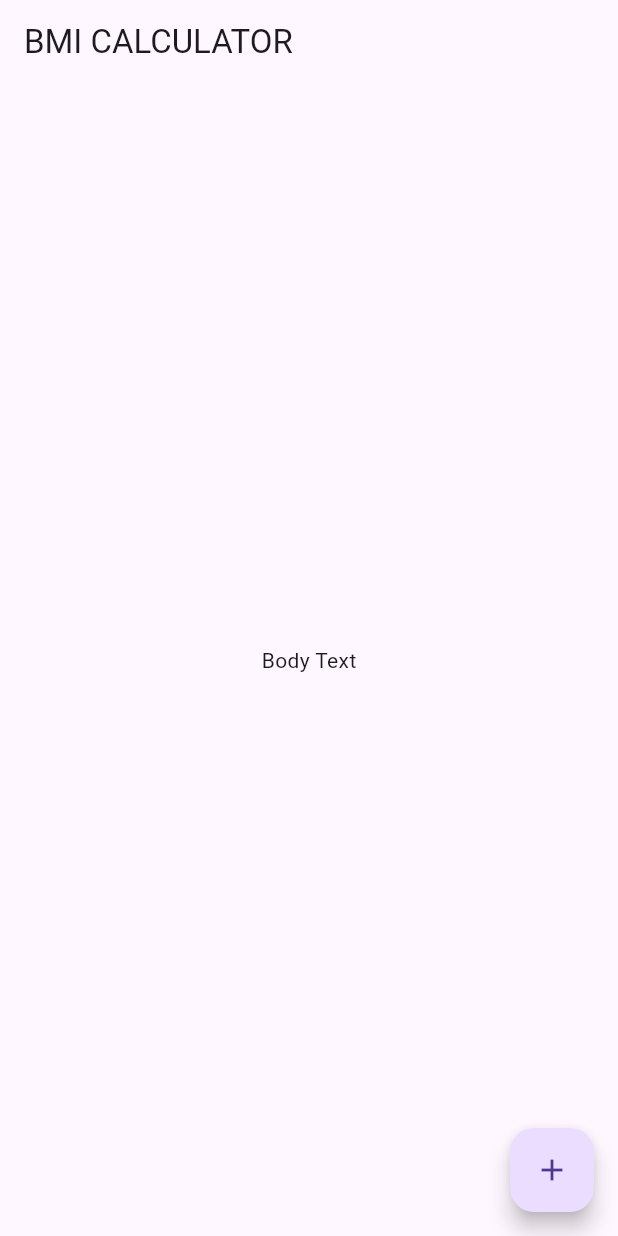
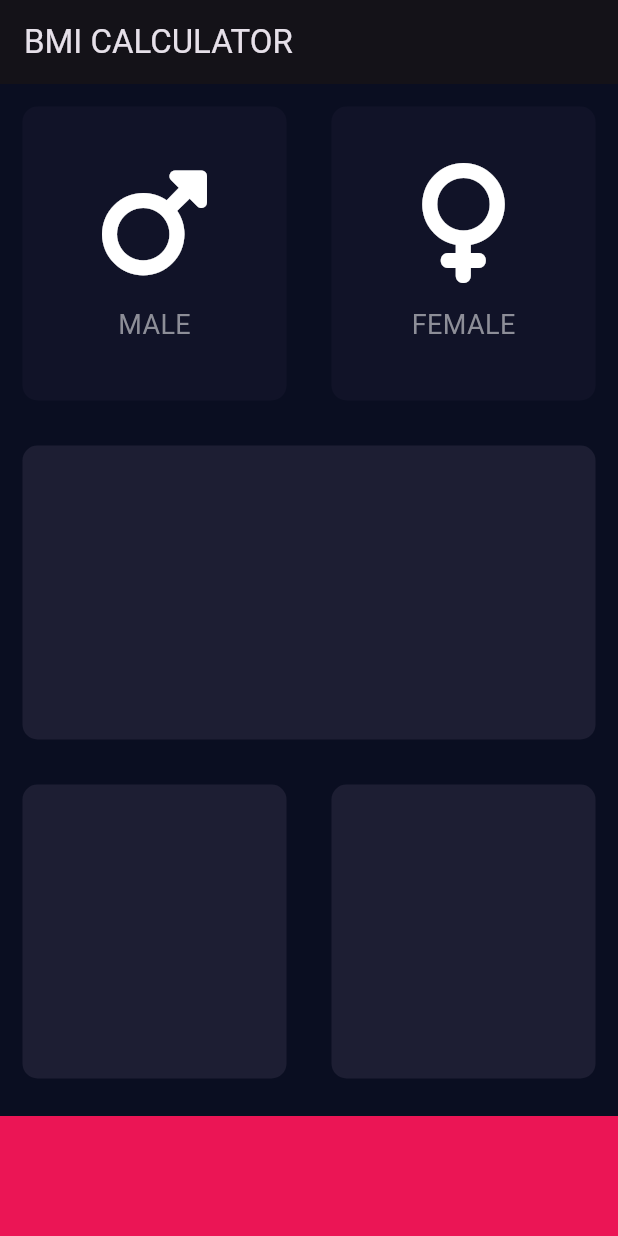
Before and after one commit to alexanderhertsyk/flutter_bmi_calculator, a Flutter app: the screen it shows after launch, on a phone screen of 412 x 824 dp. Run offline on Flutter 3.47's test engine with Material 3 defaults, Android fonts, the phone set to English and light mode, and no system bars; our stand-ins replace font_awesome_flutter.

Commit message:
Added Input page. Added two reusable custom widgets for the new page. Added basic styles.

```diff
--- /dev/null
+++ b/lib/icon_card.dart
@@ -0,0 +1,33 @@
+import 'package:flutter/material.dart';
+
+const labelTextStyle = TextStyle(
+  fontSize: 18.0,
+  color: Color(0xFF8D8E98),
+);
+
+class IconCard extends StatelessWidget {
+  const IconCard({required this.icon, required this.title, super.key});
+
+  final IconData icon;
+  final String title;
+
+  @override
+  Widget build(BuildContext context) {
+    return Column(
+      mainAxisAlignment: MainAxisAlignment.center,
+      children: [
+        Icon(
+          icon,
+          size: 80.0,
+        ),
+        const SizedBox(
+          height: 15.0,
+        ),
+        Text(
+          title,
+          style: labelTextStyle,
+        )
+      ],
+    );
+  }
+}
--- /dev/null
+++ b/lib/input_page.dart
@@ -0,0 +1,95 @@
+import 'package:flutter/cupertino.dart';
+import 'package:flutter/material.dart';
+import 'package:flutter/widgets.dart';
+import 'package:font_awesome_flutter/font_awesome_flutter.dart';
+
+import 'icon_card.dart';
+import 'reusable_card.dart';
+
+const activeCardColor = Color(0xFF1D1E33);
+const inactiveCardColor = Color(0xFF111328);
+const bottomContainerHeight = 80.0;
+const bottomContainerColor = Color(0xFFEB1555);
+
+enum Gender { male, female }
+
+class InputPage extends StatefulWidget {
+  const InputPage({super.key});
+
+  @override
+  State<InputPage> createState() => _InputPageState();
+}
+
+class _InputPageState extends State<InputPage> {
+  Color maleCardColor = inactiveCardColor;
+  Color femaleCardColor = inactiveCardColor;
+
+  void setGenderCardColor(Gender gender) => setState(() {
+        if (gender == Gender.male && maleCardColor == inactiveCardColor) {
+          femaleCardColor = inactiveCardColor;
+          maleCardColor = activeCardColor;
+        } else if (gender == Gender.female &&
+            femaleCardColor == inactiveCardColor) {
+          maleCardColor = inactiveCardColor;
+          femaleCardColor = activeCardColor;
+        }
+      });
+
+  @override
+  Widget build(BuildContext context) {
+    return Scaffold(
+      appBar: AppBar(
+        title: const Text('BMI CALCULATOR'),
+      ),
+      body: Column(
+        children: [
+          Expanded(
+            child: Row(
+              children: [
+                Expanded(
+                  child: GestureDetector(
+                    onTap: () => setGenderCardColor(Gender.male),
+                    child: ReusableCard(
+                      color: maleCardColor,
+                      child: const IconCard(
+                        icon: FontAwesomeIcons.mars,
+                        title: 'MALE',
+                      ),
+                    ),
+                  ),
+                ),
+                Expanded(
+                  child: GestureDetector(
+                    onTap: () => setGenderCardColor(Gender.female),
+                    child: ReusableCard(
+                      color: femaleCardColor,
+                      child: const IconCard(
+                        icon: FontAwesomeIcons.venus,
+                        title: 'FEMALE',
+                      ),
+                    ),
+                  ),
+                ),
+              ],
+            ),
+          ),
+          const Expanded(child: ReusableCard(color: activeCardColor)),
+          const Expanded(
+            child: Row(
+              children: [
+                Expanded(child: ReusableCard(color: activeCardColor)),
+                Expanded(child: ReusableCard(color: activeCardColor)),
+              ],
+            ),
+          ),
+          Container(
+            width: double.infinity,
+            height: bottomContainerHeight,
+            color: bottomContainerColor,
+            margin: const EdgeInsets.only(top: 10.0),
+          )
+        ],
+      ),
+    );
+  }
+}
--- a/lib/main.dart
+++ b/lib/main.dart
@@ -1,4 +1,5 @@
 import 'package:flutter/material.dart';
+import 'input_page.dart';
 
 void main() => runApp(const BMICalculator());
 
@@ -7,33 +8,14 @@ class BMICalculator extends StatelessWidget {
 
   @override
   Widget build(BuildContext context) {
-    return const MaterialApp(
-      home: InputPage(),
+    return MaterialApp(
+      theme: ThemeData.dark(
+        useMaterial3: true,
+      ).copyWith(
+        primaryColor: const Color(0xFF0A0E21),
+        scaffoldBackgroundColor: const Color(0xFF0A0E21),
+      ),
+      home: const InputPage(),
     );
   }
 }
-
-class InputPage extends StatefulWidget {
-  const InputPage({super.key});
-
-  @override
-  State<InputPage> createState() => _InputPageState();
-}
-
-class _InputPageState extends State<InputPage> {
-  @override
-  Widget build(BuildContext context) {
-    return Scaffold(
-      appBar: AppBar(
-        title: const Text('BMI CALCULATOR'),
-      ),
-      body: const Center(
-        child: Text('Body Text'),
-      ),
-      floatingActionButton: FloatingActionButton(
-        onPressed: () {},
-        child: const Icon(Icons.add),
-      ),
-    );
-  }
-}
--- /dev/null
+++ b/lib/reusable_card.dart
@@ -0,0 +1,20 @@
+import 'package:flutter/material.dart';
+
+class ReusableCard extends StatelessWidget {
+  const ReusableCard({required this.color, this.child, super.key});
+
+  final Color color;
+  final Widget? child;
+
+  @override
+  Widget build(BuildContext context) {
+    return Container(
+      margin: const EdgeInsets.all(15.0),
+      decoration: BoxDecoration(
+        color: color,
+        borderRadius: BorderRadius.circular(10.0),
+      ),
+      child: child,
+    );
+  }
+}
--- a/pubspec.yaml
+++ b/pubspec.yaml
@@ -35,6 +35,7 @@ dependencies:
   # The following adds the Cupertino Icons font to your application.
   # Use with the CupertinoIcons class for iOS style icons.
   cupertino_icons: ^1.0.6
+  font_awesome_flutter: ^10.7.0
 
 dev_dependencies:
   flutter_test:
```
Also changed, not shown: pubspec.lock.
